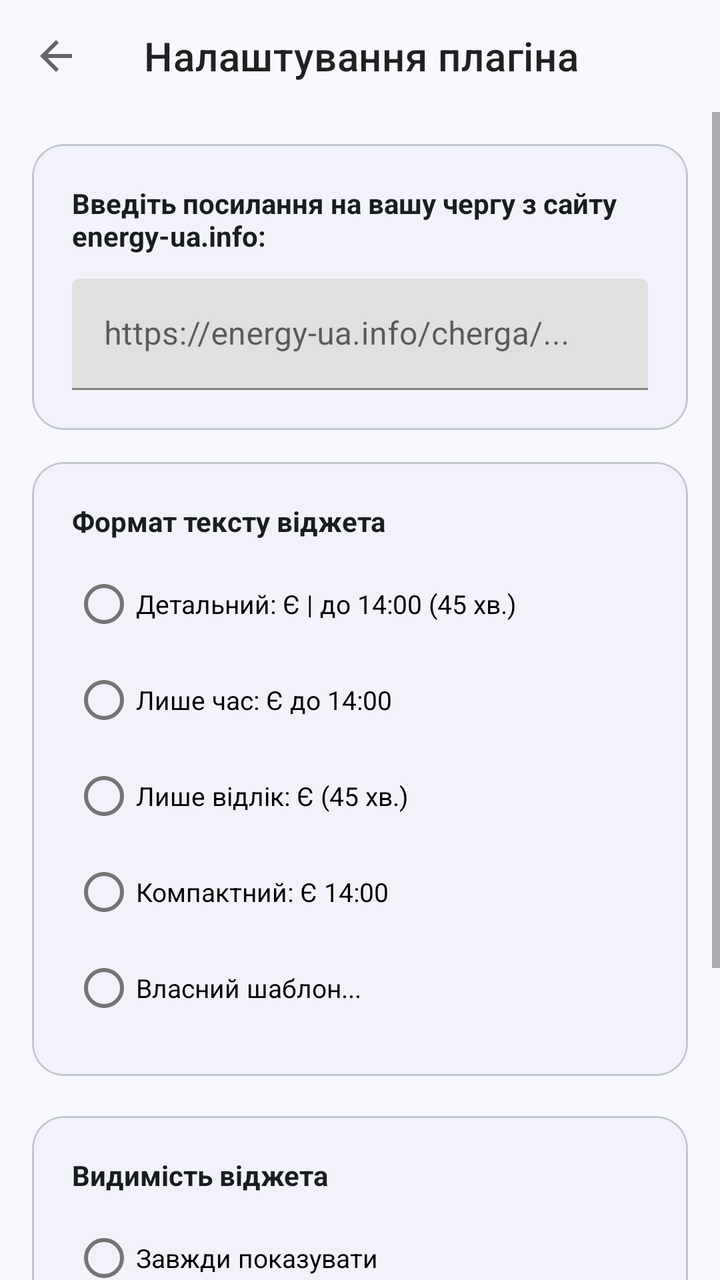
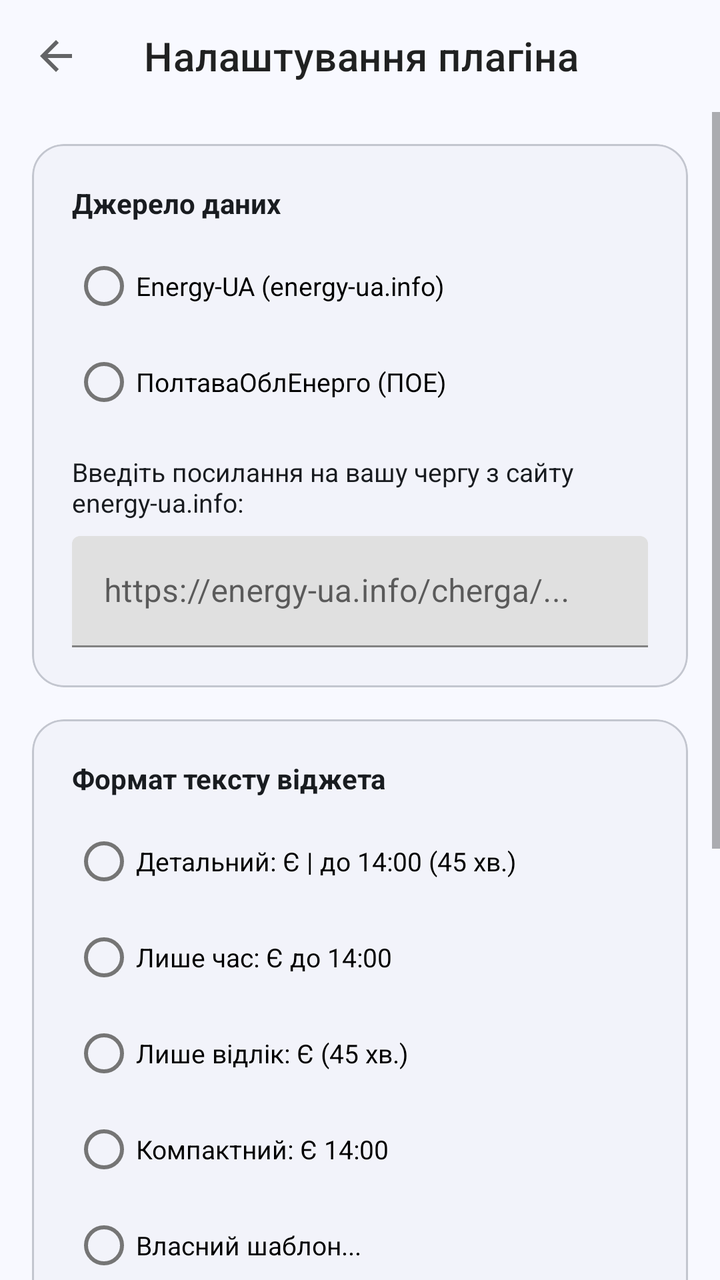

Two renders of the same Android screen: before a commit and after it. Below are the layout's source before the change and the commit's diff.
<!-- AndroidManifest.xml: application theme Theme.ExampleClockDeskPlugin -->
<!-- res/layout/activity_blackout_settings.xml -->
<?xml version="1.0" encoding="utf-8"?>
<LinearLayout xmlns:android="http://schemas.android.com/apk/res/android"
    xmlns:app="http://schemas.android.com/apk/res-auto"
    android:layout_width="match_parent"
    android:layout_height="match_parent"
    android:orientation="vertical"
    android:background="@color/md_theme_surface">

    <com.google.android.material.appbar.MaterialToolbar
        android:id="@+id/toolbar"
        android:layout_width="match_parent"
        android:layout_height="?attr/actionBarSize"
        app:title="@string/settings_title"
        app:navigationIcon="?attr/homeAsUpIndicator" />

    <ScrollView
        android:layout_width="match_parent"
        android:layout_height="0dp"
        android:layout_weight="1"
        android:fillViewport="true">

        <LinearLayout
            android:layout_width="match_parent"
            android:layout_height="wrap_content"
            android:orientation="vertical"
            android:gravity="center_horizontal"
            android:padding="16dp">

            
            <com.google.android.material.card.MaterialCardView
                android:layout_width="match_parent"
                android:layout_height="wrap_content"
                android:maxWidth="560dp"
                android:layout_marginBottom="16dp"
                app:strokeColor="@color/md_theme_outlineVariant"
                app:cardCornerRadius="16dp"
                app:cardElevation="0dp"
                app:cardBackgroundColor="@color/md_theme_surfaceContainerLow"
                app:strokeWidth="1dp">

                <LinearLayout
                    android:layout_width="match_parent"
                    android:layout_height="wrap_content"
                    android:orientation="vertical"
                    android:padding="20dp">

                    <TextView
                        android:layout_width="match_parent"
                        android:layout_height="wrap_content"
                        android:text="@string/url_input_hint"
                        android:textColor="@color/md_theme_onSurface"
                        android:textSize="14sp"
                        android:textStyle="bold"
                        android:layout_marginBottom="12dp"/>

                    <com.google.android.material.textfield.TextInputLayout
                        android:layout_width="match_parent"
                        android:layout_height="wrap_content">

                        <com.google.android.material.textfield.TextInputEditText
                            android:id="@+id/etUrl"
                            android:layout_width="match_parent"
                            android:layout_height="wrap_content"
                            android:hint="@string/url_hint_example"
                            android:inputType="textUri" />
                    </com.google.android.material.textfield.TextInputLayout>
                </LinearLayout>
            </com.google.android.material.card.MaterialCardView>

            
            <com.google.android.material.card.MaterialCardView
                android:layout_width="match_parent"
                android:layout_height="wrap_content"
                android:maxWidth="560dp"
                android:layout_marginBottom="20dp"
                app:strokeColor="@color/md_theme_outlineVariant"
                app:cardCornerRadius="16dp"
                app:cardElevation="0dp"
                app:cardBackgroundColor="@color/md_theme_surfaceContainerLow"
                app:strokeWidth="1dp">

                <LinearLayout
                    android:layout_width="match_parent"
                    android:layout_height="wrap_content"
                    android:orientation="vertical"
                    android:padding="20dp">

                    <TextView
                        android:layout_width="match_parent"
                        android:layout_height="wrap_content"
                        android:text="@string/format_style_title"
                        android:textColor="@color/md_theme_onSurface"
                        android:textSize="14sp"
                        android:textStyle="bold"
                        android:layout_marginBottom="8dp"/>

                    <RadioGroup
                        android:id="@+id/rgFormat"
                        android:layout_width="match_parent"
                        android:layout_height="wrap_content">

                        <RadioButton
                            android:id="@+id/rbDetailed"
                            android:layout_width="match_parent"
                            android:layout_height="wrap_content"
                            android:text="@string/format_detailed"
                            android:textSize="13sp" />

                        <RadioButton
                            android:id="@+id/rbTimeOnly"
                            android:layout_width="match_parent"
                            android:layout_height="wrap_content"
                            android:text="@string/format_time_only"
                            android:textSize="13sp" />

                        <RadioButton
                            android:id="@+id/rbCountdown"
                            android:layout_width="match_parent"
                            android:layout_height="wrap_content"
                            android:text="@string/format_countdown"
                            android:textSize="13sp" />

                        <RadioButton
                            android:id="@+id/rbCompact"
                            android:layout_width="match_parent"
                            android:layout_height="wrap_content"
                            android:text="@string/format_compact"
                            android:textSize="13sp" />

                        <RadioButton
                            android:id="@+id/rbCustom"
                            android:layout_width="match_parent"
                            android:layout_height="wrap_content"
                            android:text="@string/format_custom"
                            android:textSize="13sp" />
                    </RadioGroup>

                    <com.google.android.material.textfield.TextInputLayout
                        android:id="@+id/tilCustomTemplate"
                        android:layout_width="match_parent"
                        android:layout_height="wrap_content"
                        android:layout_marginTop="8dp"
                        android:visibility="gone">

                        <com.google.android.material.textfield.TextInputEditText
                            android:id="@+id/etCustomTemplate"
                            android:layout_width="match_parent"
                            android:layout_height="wrap_content"
                            android:hint="@string/format_custom_hint"
                            android:inputType="text" />
                    </com.google.android.material.textfield.TextInputLayout>
                </LinearLayout>
            </com.google.android.material.card.MaterialCardView>

            
            <com.google.android.material.card.MaterialCardView
                android:layout_width="match_parent"
                android:layout_height="wrap_content"
                android:maxWidth="560dp"
                android:layout_marginBottom="20dp"
                app:strokeColor="@color/md_theme_outlineVariant"
                app:cardCornerRadius="16dp"
                app:cardElevation="0dp"
                app:cardBackgroundColor="@color/md_theme_surfaceContainerLow"
                app:strokeWidth="1dp">

                <LinearLayout
                    android:layout_width="match_parent"
                    android:layout_height="wrap_content"
                    android:orientation="vertical"
                    android:padding="20dp">

                    <TextView
                        android:layout_width="match_parent"
                        android:layout_height="wrap_content"
                        android:text="@string/visibility_title"
                        android:textColor="@color/md_theme_onSurface"
                        android:textSize="14sp"
                        android:textStyle="bold"
                        android:layout_marginBottom="8dp"/>

                    <RadioGroup
                        android:id="@+id/rgVisibility"
                        android:layout_width="match_parent"
                        android:layout_height="wrap_content">

                        <RadioButton
                            android:id="@+id/rbVisAlways"
                            android:layout_width="match_parent"
                            android:layout_height="wrap_content"
                            android:text="@string/visibility_always"
                            android:textSize="13sp" />

                        <RadioButton
                            android:id="@+id/rbVisHideNoOutages"
                            android:layout_width="match_parent"
                            android:layout_height="wrap_content"
                            android:text="@string/visibility_hide_no_outages"
                            android:textSize="13sp" />

                        <RadioButton
                            android:id="@+id/rbVisOnlyOutage"
                            android:layout_width="match_parent"
                            android:layout_height="wrap_content"
                            android:text="@string/visibility_during_outage_only"
                            android:textSize="13sp" />
                    </RadioGroup>

                    
                    <LinearLayout
                        android:id="@+id/layoutWarningMinutes"
                        android:layout_width="match_parent"
                        android:layout_height="wrap_content"
                        android:orientation="vertical"
                        android:layout_marginTop="8dp"
                        android:visibility="gone">

                        <TextView
                            android:layout_width="match_parent"
                            android:layout_height="wrap_content"
                            android:text="@string/visibility_warning_title"
                            android:textColor="@color/md_theme_onSurfaceVariant"
                            android:textSize="12sp"
                            android:textStyle="bold"
                            android:layout_marginBottom="4dp"/>

                        <RadioGroup
                            android:id="@+id/rgWarningMinutes"
                            android:layout_width="match_parent"
                            android:layout_height="wrap_content">

                            <RadioButton
                                android:id="@+id/rbWarn0"
                                android:layout_width="match_parent"
                                android:layout_height="wrap_content"
                                android:text="@string/visibility_warning_0"
                                android:textSize="12sp" />

                            <RadioButton
                                android:id="@+id/rbWarn15"
                                android:layout_width="match_parent"
                                android:layout_height="wrap_content"
                                android:text="@string/visibility_warning_15"
                                android:textSize="12sp" />

                            <RadioButton
                                android:id="@+id/rbWarn30"
                                android:layout_width="match_parent"
                                android:layout_height="wrap_content"
                                android:text="@string/visibility_warning_30"
                                android:textSize="12sp" />

                            <RadioButton
                                android:id="@+id/rbWarn60"
                                android:layout_width="match_parent"
                                android:layout_height="wrap_content"
                                android:text="@string/visibility_warning_60"
                                android:textSize="12sp" />
                        </RadioGroup>
                    </LinearLayout>
                </LinearLayout>
            </com.google.android.material.card.MaterialCardView>

            
            <Button
                android:id="@+id/btnSave"
                style="@style/Widget.Material3.Button.TonalButton"
                android:layout_width="match_parent"
                android:layout_height="wrap_content"
                android:maxWidth="560dp"
                android:text="@string/btn_save"
                android:backgroundTint="@color/md_theme_primary"
                android:textColor="@color/md_theme_onPrimary"
                android:textSize="15sp"/>

        </LinearLayout>
    </ScrollView>
</LinearLayout>
<!-- resources referenced by this layout -->
<resources>
  <color name="md_theme_onPrimary">#FFFFFF</color>
  <color name="md_theme_onSurface">#191C20</color>
  <color name="md_theme_onSurfaceVariant">#43474E</color>
  <color name="md_theme_outlineVariant">#C3C6CF</color>
  <color name="md_theme_primary">#37618E</color>
  <color name="md_theme_surface">#F8F9FF</color>
  <color name="md_theme_surfaceContainerLow">#F2F3FA</color>
  <string name="btn_save">Зберегти</string>
  <string name="format_compact">Компактний: Є 14:00</string>
  <string name="format_countdown">Лише відлік: Є (45 хв.)</string>
  <string name="format_custom">Власний шаблон...</string>
  <string name="format_custom_hint">Шаблон: {status}, {time}, {remaining}</string>
  <string name="format_detailed">Детальний: Є | до 14:00 (45 хв.)</string>
  <string name="format_style_title">Формат тексту віджета</string>
  <string name="format_time_only">Лише час: Є до 14:00</string>
  <string name="settings_title">Налаштування плагіна</string>
  <string name="url_hint_example">https://energy-ua.info/cherga/...</string>
  <string name="url_input_hint">Введіть посилання на вашу чергу з сайту energy-ua.info:</string>
  <string name="visibility_always">Завжди показувати</string>
  <string name="visibility_during_outage_only">Показувати тільки при відключенні</string>
  <string name="visibility_hide_no_outages">Приховувати, якщо немає відключень на добу</string>
  <string name="visibility_title">Видимість віджета</string>
  <string name="visibility_warning_0">Лише при вимкненні</string>
  <string name="visibility_warning_15">За 15 хв</string>
  <string name="visibility_warning_30">За 30 хв</string>
  <string name="visibility_warning_60">За 60 хв</string>
  <string name="visibility_warning_title">Попереджати заздалегідь перед вимкненням:</string>
  <style name="Theme.ExampleClockDeskPlugin" parent="Theme.MaterialComponents.DayNight.DarkActionBar">
          
          <item name="colorPrimary">@color/md_theme_primary</item>
          <item name="colorPrimaryVariant">@color/md_theme_primaryContainer</item>
          <item name="colorOnPrimary">@color/md_theme_onPrimary</item>
          
          <item name="colorSecondary">@color/md_theme_secondary</item>
          <item name="colorSecondaryVariant">@color/md_theme_secondaryContainer</item>
          <item name="colorOnSecondary">@color/md_theme_onSecondary</item>
          
          <item name="android:statusBarColor" tools:targetApi="21">?attr/colorPrimaryVariant</item>
          
      </style>
  <color name="md_theme_primaryContainer">#D2E4FF</color>
  <color name="md_theme_secondary">#535F70</color>
  <color name="md_theme_secondaryContainer">#D7E3F8</color>
  <color name="md_theme_onSecondary">#FFFFFF</color>
</resources>

<!-- the commit's change to res/layout/activity_blackout_settings.xml (unified diff, before → after) -->
@@ -47,23 +47,80 @@
                     <TextView
                         android:layout_width="match_parent"
                         android:layout_height="wrap_content"
-                        android:text="@string/url_input_hint"
+                        android:text="@string/data_source_title"
                         android:textColor="@color/md_theme_onSurface"
                         android:textSize="14sp"
                         android:textStyle="bold"
-                        android:layout_marginBottom="12dp"/>
-
-                    <com.google.android.material.textfield.TextInputLayout
-                        android:layout_width="match_parent"
-                        android:layout_height="wrap_content">
-
-                        <com.google.android.material.textfield.TextInputEditText
-                            android:id="@+id/etUrl"
-                            android:layout_width="match_parent"
-                            android:layout_height="wrap_content"
-                            android:hint="@string/url_hint_example"
-                            android:inputType="textUri" />
-                    </com.google.android.material.textfield.TextInputLayout>
+                        android:layout_marginBottom="8dp"/>
+
+                    <RadioGroup
+                        android:id="@+id/rgDataSource"
+                        android:layout_width="match_parent"
+                        android:layout_height="wrap_content"
+                        android:layout_marginBottom="12dp">
+
+                        <RadioButton
+                            android:id="@+id/rbSourceEnergyUa"
+                            android:layout_width="match_parent"
+                            android:layout_height="wrap_content"
+                            android:text="@string/source_energy_ua"
+                            android:textSize="13sp" />
+
+                        <RadioButton
+                            android:id="@+id/rbSourcePoe"
+                            android:layout_width="match_parent"
+                            android:layout_height="wrap_content"
+                            android:text="@string/source_poe"
+                            android:textSize="13sp" />
+                    </RadioGroup>
+
+                    <LinearLayout
+                        android:id="@+id/layoutEnergyUaUrl"
+                        android:layout_width="match_parent"
+                        android:layout_height="wrap_content"
+                        android:orientation="vertical">
+
+                        <TextView
+                            android:layout_width="match_parent"
+                            android:layout_height="wrap_content"
+                            android:text="@string/url_input_hint"
+                            android:textColor="@color/md_theme_onSurface"
+                            android:textSize="13sp"
+                            android:layout_marginBottom="8dp"/>
+
+                        <com.google.android.material.textfield.TextInputLayout
+                            android:layout_width="match_parent"
+                            android:layout_height="wrap_content">
+
+                            <com.google.android.material.textfield.TextInputEditText
+                                android:id="@+id/etUrl"
+                                android:layout_width="match_parent"
+                                android:layout_height="wrap_content"
+                                android:hint="@string/url_hint_example"
+                                android:inputType="textUri" />
+                        </com.google.android.material.textfield.TextInputLayout>
+                    </LinearLayout>
+
+                    <LinearLayout
+                        android:id="@+id/layoutPoeQueue"
+                        android:layout_width="match_parent"
+                        android:layout_height="wrap_content"
+                        android:orientation="vertical"
+                        android:visibility="gone">
+
+                        <TextView
+                            android:layout_width="match_parent"
+                            android:layout_height="wrap_content"
+                            android:text="@string/poe_queue_hint"
+                            android:textColor="@color/md_theme_onSurface"
+                            android:textSize="13sp"
+                            android:layout_marginBottom="8dp"/>
+
+                        <Spinner
+                            android:id="@+id/spinnerPoeQueue"
+                            android:layout_width="match_parent"
+                            android:layout_height="48dp" />
+                    </LinearLayout>
                 </LinearLayout>
             </com.google.android.material.card.MaterialCardView>
 
<!-- resource entries referenced after the edit -->
@@ -8,6 +8,7 @@
   <color name="md_theme_surface">#F8F9FF</color>
   <color name="md_theme_surfaceContainerLow">#F2F3FA</color>
   <string name="btn_save">Зберегти</string>
+  <string name="data_source_title">Джерело даних</string>
   <string name="format_compact">Компактний: Є 14:00</string>
   <string name="format_countdown">Лише відлік: Є (45 хв.)</string>
   <string name="format_custom">Власний шаблон...</string>
@@ -15,7 +16,10 @@
   <string name="format_detailed">Детальний: Є | до 14:00 (45 хв.)</string>
   <string name="format_style_title">Формат тексту віджета</string>
   <string name="format_time_only">Лише час: Є до 14:00</string>
+  <string name="poe_queue_hint">Оберіть чергу ПОЕ:</string>
   <string name="settings_title">Налаштування плагіна</string>
+  <string name="source_energy_ua">Energy-UA (energy-ua.info)</string>
+  <string name="source_poe">ПолтаваОблЕнерго (ПОЕ)</string>
   <string name="url_hint_example">https://energy-ua.info/cherga/...</string>
   <string name="url_input_hint">Введіть посилання на вашу чергу з сайту energy-ua.info:</string>
   <string name="visibility_always">Завжди показувати</string>
